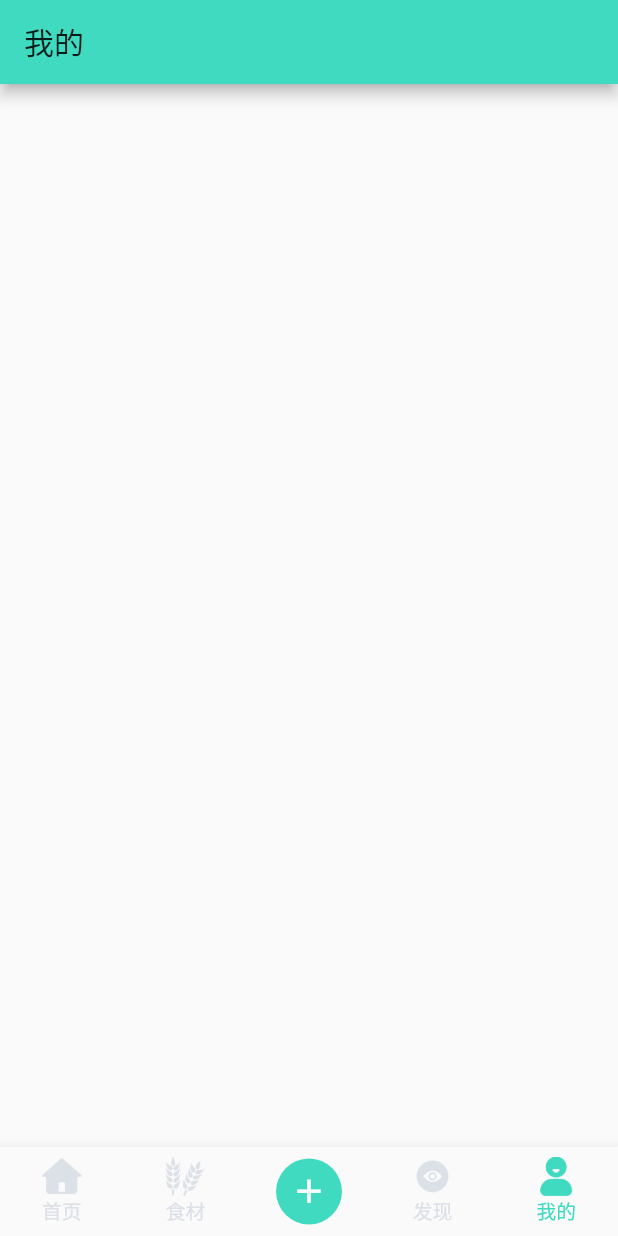
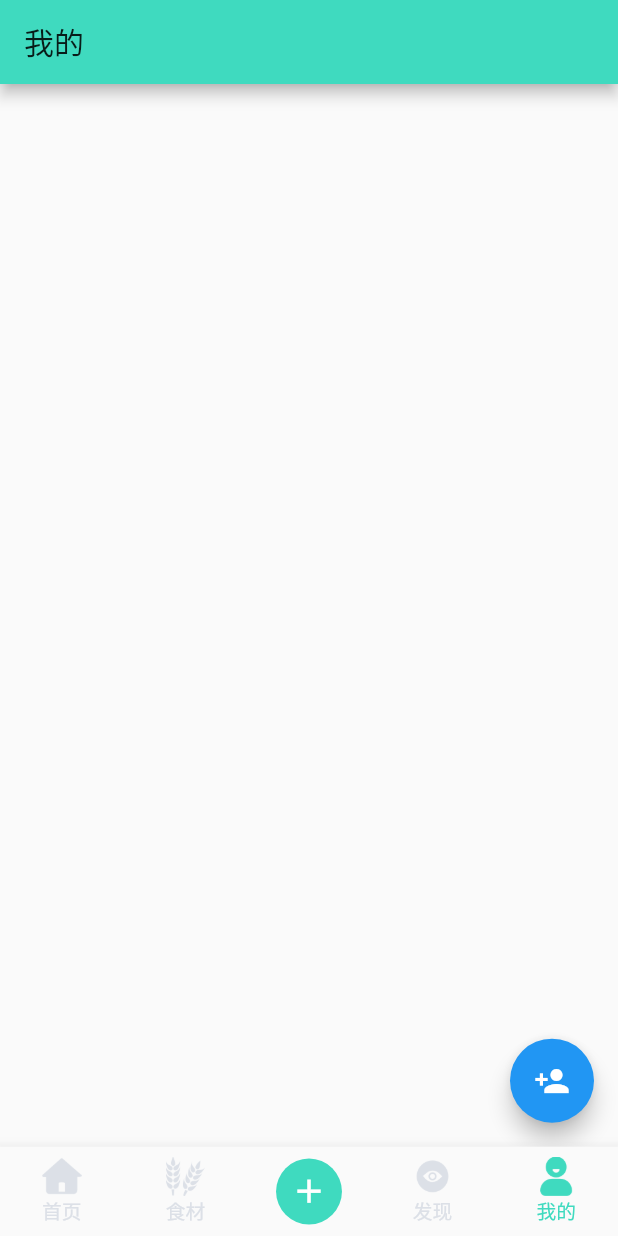
Before and after one commit to obulks/healthy-diet-housekeeper-app, a Flutter app: the screen it shows after launch, item 5 of the bottom bar chosen, on a phone screen of 412 x 824 dp. Run offline on Flutter 3.47's test engine with Material 2 defaults, Android fonts, the phone set to English and light mode, and no system bars; our stand-ins replace percent_indicator.

Commit message:
微调样式，改将文件my_page改为me_page

```diff
--- a/lib/main.dart
+++ b/lib/main.dart
@@ -6,7 +6,7 @@ import 'package:provider/provider.dart';
 import './routes/app_home_screen.dart';
 import './routes/home_page.dart';
 import './routes/food_page.dart';
-import './routes/my_page.dart';
+import './routes/me_page.dart';
 import './routes/find_page.dart';
 import './routes/login_page.dart';
 import './common/store.dart';
@@ -22,11 +22,11 @@ void main() {
       child: App(),
     ),
   );
-  if(Platform.isAndroid){
+  if (Platform.isAndroid) {
     SystemUiOverlayStyle style = SystemUiOverlayStyle(
-        statusBarColor: Colors.transparent,
-        //设置状态栏的图标和字体的颜色
-        statusBarIconBrightness: Brightness.light,
+      statusBarColor: Colors.transparent,
+      //设置状态栏的图标和字体的颜色
+      statusBarIconBrightness: Brightness.light,
     );
     SystemChrome.setSystemUIOverlayStyle(style);
   }
@@ -36,13 +36,14 @@ class App extends StatelessWidget {
   @override
   Widget build(BuildContext context) {
     return MaterialApp(
-      debugShowCheckedModeBanner:false,
+      debugShowCheckedModeBanner: false,
       title: 'AppTitle',
       theme: ThemeData(
         primaryColor: Color(0xff3fdabf),
         backgroundColor: Color(0xffF7F8F9),
         splashColor: Colors.transparent,
         highlightColor: Colors.transparent,
+        cursorColor: Colors.white,
       ),
       initialRoute: '/',
       // initialRoute: '/',
--- a/lib/routes/app_home_screen.dart
+++ b/lib/routes/app_home_screen.dart
@@ -2,7 +2,7 @@ import 'package:flutter/material.dart';
 import 'package:healthy_diet_housekeeper/routes/find_page.dart';
 import 'package:healthy_diet_housekeeper/routes/food_page.dart';
 import 'package:healthy_diet_housekeeper/routes/home_page.dart';
-import 'package:healthy_diet_housekeeper/routes/my_page.dart';
+import 'package:healthy_diet_housekeeper/routes/me_page.dart';
 import 'package:healthy_diet_housekeeper/widgets/bottom_sheet_content.dart';
 import '../common/size_fit.dart';
 import '../common/int_extension.dart';
--- a/lib/routes/login_page.dart
+++ b/lib/routes/login_page.dart
@@ -161,7 +161,7 @@ class _LoginPageState extends State<LoginPage> {
                   ),
                 ),
                 onPressed: () {
-                  Navigator.pushNamed(context, '/');
+                  Navigator.pop(context);
                 },
               ),
             ),
--- /dev/null
+++ b/lib/routes/me_page.dart
@@ -0,0 +1,24 @@
+import 'package:flutter/material.dart';
+
+class MyPage extends StatefulWidget {
+  @override
+  _MyPageState createState() => _MyPageState();
+}
+
+class _MyPageState extends State<MyPage> {
+  @override
+  Widget build(BuildContext context) {
+    return Scaffold(
+      appBar: AppBar(
+        title: Text('我的'),
+      ),
+      floatingActionButton: FloatingActionButton(
+        child: Icon(Icons.person_add),
+        heroTag: 'me button',
+        onPressed: (){
+          Navigator.pushNamed(context, '/login');
+        },
+      ),
+    );
+  }
+}
--- a/lib/routes/my_page.dart
+++ /dev/null
@@ -1,13 +0,0 @@
-import 'package:flutter/material.dart';
-
-class MyPage extends StatefulWidget {
-  @override
-  _MyPageState createState() => _MyPageState();
-}
-
-class _MyPageState extends State<MyPage> {
-  @override
-  Widget build(BuildContext context) {
-    return Scaffold(appBar: AppBar(title: Text('我的'),),);
-  }
-}
--- a/lib/widgets/food_group_panel.dart
+++ b/lib/widgets/food_group_panel.dart
@@ -46,9 +46,9 @@ class FoodGroupPanel extends StatelessWidget {
       Image.asset('assets/icons/food_group/8jianguo.png',
           width: 28.px, height: 28.px),
       Image.asset('assets/icons/food_group/9churou.png',
-          width: 24.px, height: 24.px),
+          width: 22.px, height: 22.px),
       Image.asset('assets/icons/food_group/10qinrou.png',
-          width: 30.px, height: 30.px),
+          width: 28.px, height: 28.px),
       Image.asset('assets/icons/food_group/11rulei.png',
           width: 26.px, height: 26.px),
       Image.asset('assets/icons/food_group/12danlei.png',
```
Also changed, not shown: lib/routes/food_page.dart (+1 -45 lines).
